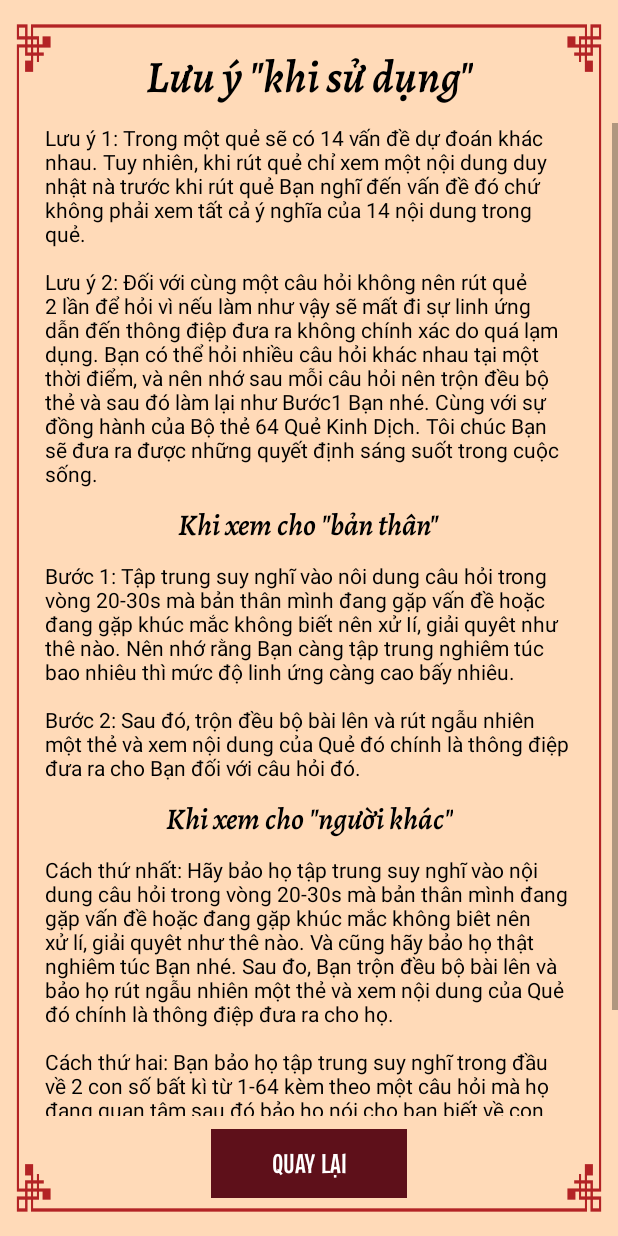
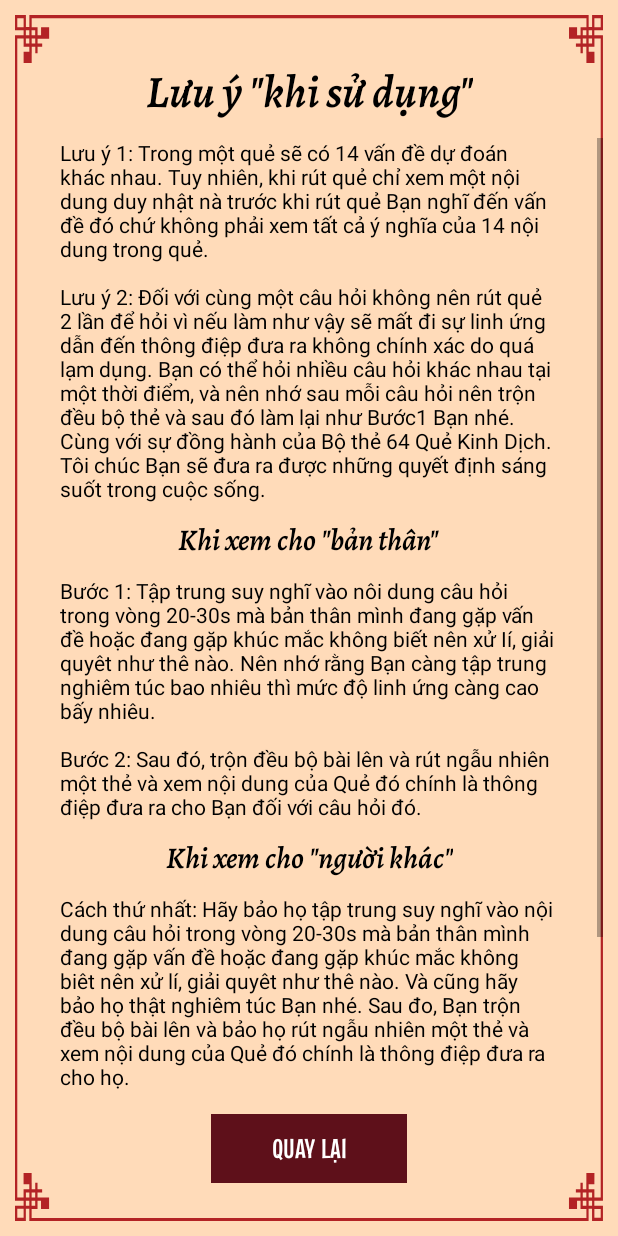
Before and after one commit to lamtung1411/boique, an Android app: the screen it shows after launch (MainActivity), after a tap on "HƯỚNG DẪN", on a phone screen of 412 x 824 dp. Run offline under Robolectric (Android 15) with nearby library versions, the phone set to English and light mode, and no system bars; our stand-ins replace AdMob; libraries missing offline, so code that uses them is left out: androidx.databinding.library, com.google.ads.mediation; plain views replace TextView; pictures from the network do not load; 19 statements that could not run were skipped.

Commit message:
- sua loi done

```diff
--- a/app/src/main/java/com/boikinhdich/quekinhdich/ui/main/FragmentListener.kt
+++ b/app/src/main/java/com/boikinhdich/quekinhdich/ui/main/FragmentListener.kt
@@ -3,7 +3,6 @@ package com.boikinhdich.quekinhdich.ui.main
 import com.boikinhdich.quekinhdich.adapter.CardModel
 
 interface FragmentListener {
-    fun onSelectQueFragment()
     fun onDetailQueFragment(item: CardModel)
     fun onTutorialQueFragment()
     fun onDialogSetting()
--- a/app/src/main/java/com/boikinhdich/quekinhdich/ui/main/MainActivity.kt
+++ b/app/src/main/java/com/boikinhdich/quekinhdich/ui/main/MainActivity.kt
@@ -26,8 +26,6 @@ class MainActivity : AppCompatActivity(), FragmentListener {
 
     private var admobManager: AdmobManager? = null
     private var isAddBanner = false
-    val TAG = "MainActivity"
-    private var timerAds: Timer? = null
     private var reviewManager: ReviewManager? = null
     private lateinit var binding: ActivityMainBinding // View Binding
 
@@ -61,38 +59,10 @@ class MainActivity : AppCompatActivity(), FragmentListener {
                 }
 
                 isAddBanner = true
-
-//                btnShare.setOnClickListener {
-//                    onShareApp()
-//                }
-
-//                btnMore.setOnClickListener {
-//                    diaLogSetting(reviewManager!!, object : ChooseLanguageListener {
-//                        override fun onChangeLanguage() {
-//                            triggerRestart(this@MainActivity)
-//                        }
-//
-//                        override fun onTemps() {
-//
-//                            switchFragment(
-//                                TermsFragment(),
-//                                "TermsFragment",
-//                                true
-//                            )
-//                        }
-//                    })
-//                }
-
-//                if (BuildConfig.VERSION_CODE < versionAppFirebase())
-//                    showNoiceUpdateApp(this)
             }
 
             switchFragment(SelectQueFragment(), "SelectQueFragment", false)
         }
-    }
-
-    override fun onSelectQueFragment() {
-        switchFragment(SelectQueFragment(), "SelectQueFragment", true)
     }
 
     override fun onDetailQueFragment(item: CardModel) {
--- a/app/src/main/res/drawable/ic_star_rate.xml
+++ /dev/null
@@ -1,5 +0,0 @@
-<vector android:height="24dp" android:tint="#F8BE0F"
-    android:viewportHeight="24" android:viewportWidth="24"
-    android:width="24dp" xmlns:android="http://schemas.android.com/apk/res/android">
-    <path android:fillColor="@android:color/white" android:pathData="M14.43,10l-2.43,-8l-2.43,8l-7.57,0l6.18,4.41l-2.35,7.59l6.17,-4.69l6.18,4.69l-2.35,-7.59l6.17,-4.41z"/>
-</vector>
--- a/app/src/main/res/layout/fragment_tutorial_que.xml
+++ b/app/src/main/res/layout/fragment_tutorial_que.xml
@@ -1,12 +1,20 @@
 <?xml version="1.0" encoding="utf-8"?>
-<androidx.constraintlayout.widget.ConstraintLayout xmlns:android="http://schemas.android.com/apk/res/android"
+<LinearLayout xmlns:android="http://schemas.android.com/apk/res/android"
     xmlns:app="http://schemas.android.com/apk/res-auto"
     xmlns:tools="http://schemas.android.com/tools"
     android:layout_width="match_parent"
     android:layout_height="match_parent"
-    android:background="@drawable/ic_bg_detail"
+    android:background="@color/brown_bg"
     android:gravity="center"
     tools:context=".ui.TutorialQueFragment">
+
+    <androidx.constraintlayout.widget.ConstraintLayout
+        android:layout_width="match_parent"
+        android:layout_height="match_parent"
+        android:layout_margin="10dp"
+        android:background="@drawable/ic_khung_bg_red"
+        android:gravity="center"
+        android:orientation="vertical">
 
         <TextView
             android:id="@+id/title"
@@ -95,11 +103,10 @@ Ií, giải quyêt như thê nào. Nên nhớ rằng Bạn càng tập trung ngh
                     android:layout_height="wrap_content"
                     android:layout_gravity="center"
                     android:layout_marginVertical="10dp"
-                android:textColor="@android:color/black"
                     android:text="Cách thứ nhất: Hãy bảo họ tập trung suy nghĩ vào nội dung câu hỏi trong vòng 20-30s mà bản thân mình đang gặp vấn đề hoặc đang gặp khúc mắc không biêt nên xử lí, giải quyêt như thê nào. Và cũng hãy bảo họ thật nghiêm túc Bạn nhé. Sau đo, Bạn trộn đều bộ bài lên và bảo họ rút ngẫu nhiên một thẻ và xem nội dung của Quẻ đó chính là thông điệp đưa ra cho họ.
             \n\nCách thứ hai: Bạn bảo họ tập trung suy nghĩ trong đầu về 2 con số bất kì từ 1-64 kèm theo một câu hỏi mà họ đang quan tâm sau đó bảo họ nói cho bạn biết về con số mà họ đang nghĩ trong đầu. Sau khi đã biết được con số đó bạn hãy tìm trong Bộ thẻ 64 Quẻ Kinh Dịch rồi dựa vào Bộ thẻ để nói cho họ biết về thông điệp mà Bộ thẻ đưa ra đối với câu hỏi của họ."
+                    android:textColor="@android:color/black"
                     android:textSize="14sp" />
-
 
             </LinearLayout>
 
@@ -110,6 +117,7 @@ Ií, giải quyêt như thê nào. Nên nhớ rằng Bạn càng tập trung ngh
             android:layout_width="wrap_content"
             android:layout_height="wrap_content"
             android:layout_gravity="center"
+            android:layout_marginBottom="25dp"
             android:background="@color/red_custom"
             android:fontFamily="@font/truculenta_bold"
             android:gravity="center"
@@ -121,9 +129,10 @@ Ií, giải quyêt như thê nào. Nên nhớ rằng Bạn càng tập trung ngh
             android:textSize="18sp"
             app:carbon_cornerRadius="10dp"
             app:carbon_rippleColor="@color/transparent_click"
-        android:layout_marginBottom="25dp"
             app:layout_constraintBottom_toBottomOf="parent"
             app:layout_constraintEnd_toEndOf="parent"
             app:layout_constraintStart_toStartOf="parent" />
 
     </androidx.constraintlayout.widget.ConstraintLayout>
+
+</LinearLayout>
```
Also changed, not shown: app/src/main/java/com/boikinhdich/quekinhdich/ui/OpenDialogXemHo.kt (added, +94 -0 lines), app/src/main/java/com/boikinhdich/quekinhdich/ui/SelectQueFragment.kt (+11 -76 lines), app/src/main/res/drawable/ic_bg.png (deleted), app/src/main/res/drawable/ic_bg_detail.png (deleted), app/src/main/res/drawable/ic_card.png (deleted), app/src/main/res/drawable/ic_card_white.png (deleted), app/src/main/res/drawable/ic_cards.png (deleted). Lines whose indentation alone changed are shown as unchanged.
